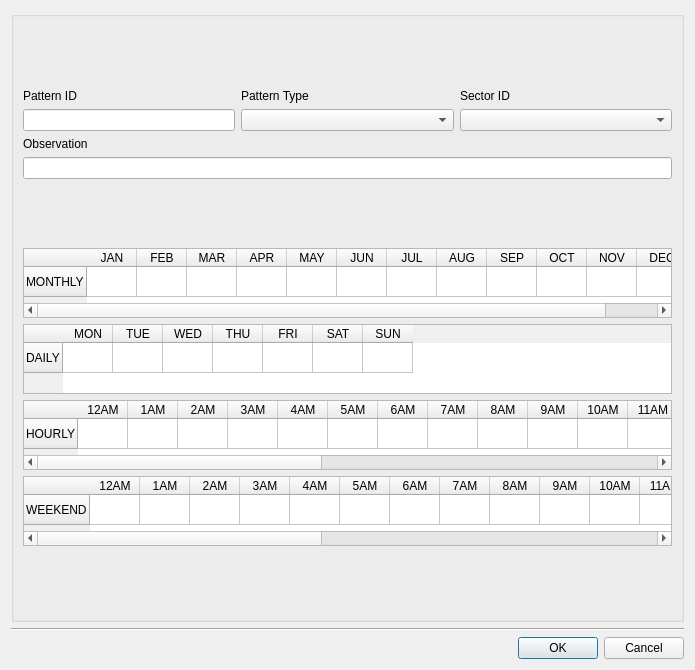
Old version of the form core/ui/toolbars/main/nonvisual_pattern_ud.ui in the repository ibergis/ibergis_qgis_plugin.
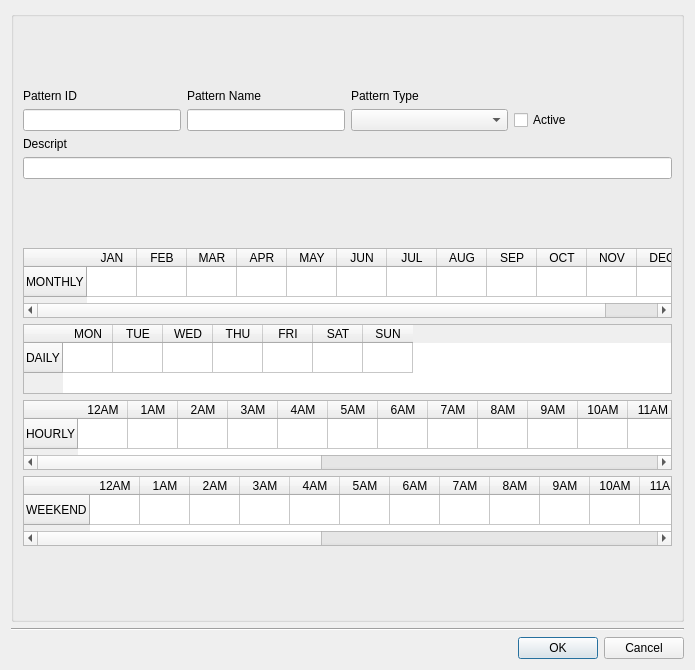
New version of the form.

Diff of the .ui file:
```diff
--- a/core/ui/toolbars/main/nonvisual_pattern_ud.ui
+++ b/core/ui/toolbars/main/nonvisual_pattern_ud.ui
@@ -82,47 +82,31 @@
           </property>
          </widget>
         </item>
-        <item row="0" column="0">
-         <widget class="QLabel" name="lbl_pattern_id">
-          <property name="sizePolicy">
-           <sizepolicy hsizetype="Preferred" vsizetype="Fixed">
-            <horstretch>0</horstretch>
-            <verstretch>0</verstretch>
-           </sizepolicy>
-          </property>
-          <property name="text">
-           <string>Pattern ID</string>
-          </property>
-         </widget>
-        </item>
         <item row="0" column="2">
-         <widget class="QLabel" name="lbl_expl_id">
-          <property name="sizePolicy">
-           <sizepolicy hsizetype="Preferred" vsizetype="Fixed">
-            <horstretch>0</horstretch>
-            <verstretch>0</verstretch>
-           </sizepolicy>
-          </property>
-          <property name="text">
-           <string>Sector ID</string>
-          </property>
-         </widget>
-        </item>
-        <item row="1" column="2">
-         <widget class="QComboBox" name="cmb_sector_id"/>
-        </item>
-        <item row="1" column="1">
-         <widget class="QComboBox" name="cmb_pattern_type"/>
-        </item>
-        <item row="0" column="1">
          <widget class="QLabel" name="lbl_pattern_type">
           <property name="text">
            <string>Pattern Type</string>
           </property>
          </widget>
         </item>
-        <item row="3" column="0" colspan="3">
-         <widget class="QLineEdit" name="txt_observ">
+        <item row="1" column="2">
+         <widget class="QComboBox" name="cmb_pattern_type"/>
+        </item>
+        <item row="0" column="0">
+         <widget class="QLabel" name="lbl_pattern_id">
+          <property name="sizePolicy">
+           <sizepolicy hsizetype="Preferred" vsizetype="Fixed">
+            <horstretch>0</horstretch>
+            <verstretch>0</verstretch>
+           </sizepolicy>
+          </property>
+          <property name="text">
+           <string>Pattern ID</string>
+          </property>
+         </widget>
+        </item>
+        <item row="3" column="0" colspan="4">
+         <widget class="QLineEdit" name="txt_descript">
           <property name="sizePolicy">
            <sizepolicy hsizetype="Expanding" vsizetype="Fixed">
             <horstretch>0</horstretch>
@@ -131,8 +115,8 @@
           </property>
          </widget>
         </item>
-        <item row="2" column="0" colspan="3">
-         <widget class="QLabel" name="lbl_observ">
+        <item row="2" column="0" colspan="4">
+         <widget class="QLabel" name="lbl_descript">
           <property name="sizePolicy">
            <sizepolicy hsizetype="Preferred" vsizetype="Fixed">
             <horstretch>0</horstretch>
@@ -140,7 +124,31 @@
            </sizepolicy>
           </property>
           <property name="text">
-           <string>Observation</string>
+           <string>Descript</string>
+          </property>
+         </widget>
+        </item>
+        <item row="0" column="1">
+         <widget class="QLabel" name="lbl_name">
+          <property name="text">
+           <string>Pattern Name</string>
+          </property>
+         </widget>
+        </item>
+        <item row="1" column="1">
+         <widget class="QLineEdit" name="txt_name">
+          <property name="sizePolicy">
+           <sizepolicy hsizetype="Minimum" vsizetype="Fixed">
+            <horstretch>0</horstretch>
+            <verstretch>0</verstretch>
+           </sizepolicy>
+          </property>
+         </widget>
+        </item>
+        <item row="1" column="3">
+         <widget class="QCheckBox" name="chk_active">
+          <property name="text">
+           <string>Active</string>
           </property>
          </widget>
         </item>
```
